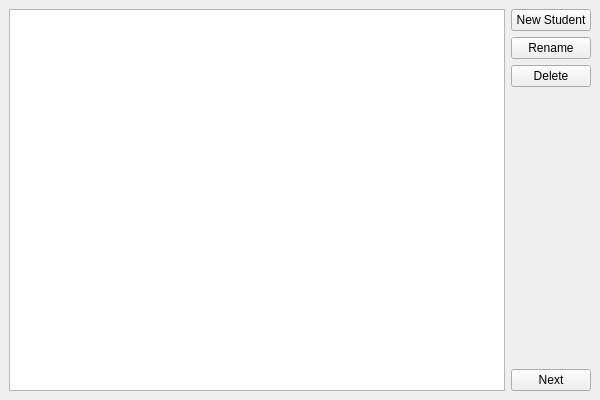
First picture: the form in GUI/WindowSelectStudent.ui, repository shxch/chestnut, before the edit.
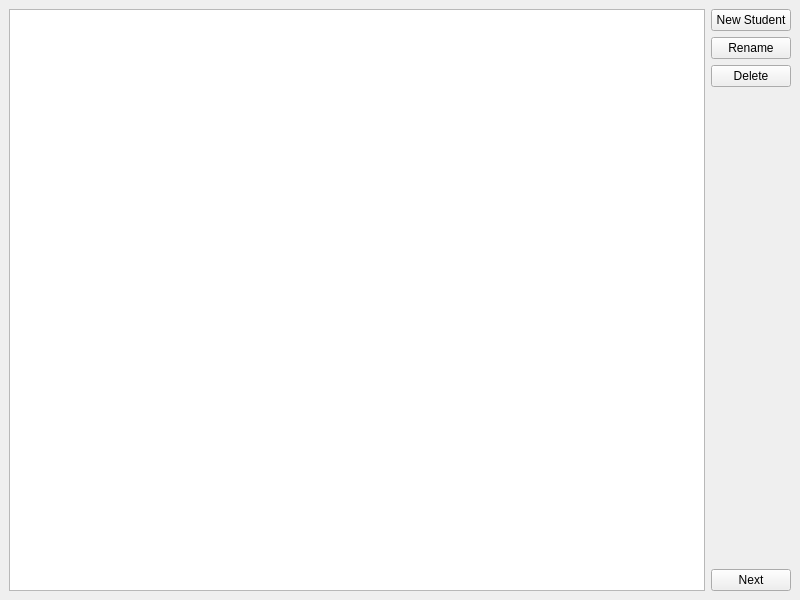
Second picture: the form after the edit.

Commit message: converted students listview to treeview

The edit to the form file:
```diff
--- a/GUI/WindowSelectStudent.ui
+++ b/GUI/WindowSelectStudent.ui
@@ -6,8 +6,8 @@
             <rect>
                 <x>0</x>
                 <y>0</y>
-                <width>600</width>
-                <height>400</height>
+    <width>800</width>
+    <height>600</height>
             </rect>
         </property>
         <property name="focusPolicy">
@@ -21,14 +21,7 @@
                 <item row="0" column="0">
                     <layout class="QVBoxLayout" name="verticalLayout_2">
                         <item>
-                            <widget class="QListWidget" name="lstStudents">
-                                <property name="alternatingRowColors">
-                                    <bool>true</bool>
-                                </property>
-                                <property name="sortingEnabled">
-                                    <bool>false</bool>
-                                </property>
-                            </widget>
+       <widget class="QTreeView" name="tvwStudents"/>
                         </item>
                     </layout>
                 </item>
```
Lines whose indentation alone changed are shown as unchanged. The commit also changes 6 other files.
